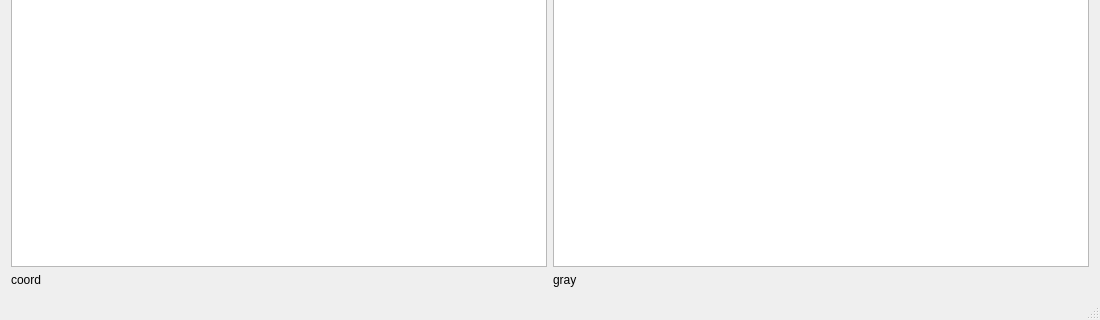
Qt form im.ui (hubutui/ImageProcessingKit) before a commit; both pictures show x 0 to 1100 and y 704 to 1024 of the 1100 by 1024 pixel window.
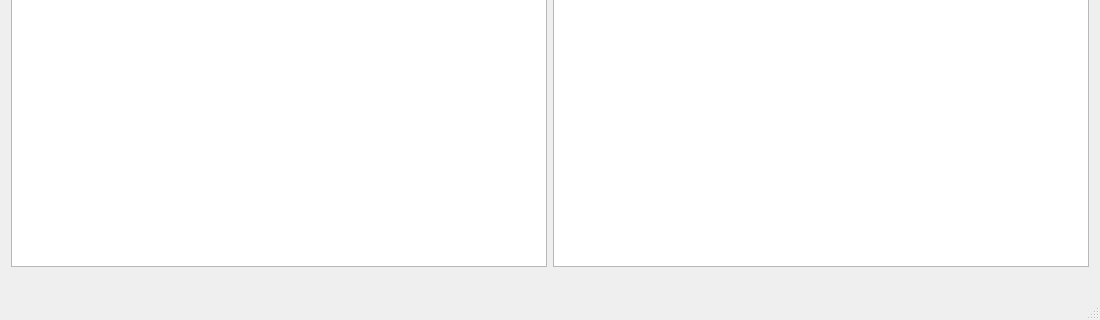
The same form after that commit.

```diff
--- a/im.ui
+++ b/im.ui
@@ -72,14 +72,14 @@
       <item row="2" column="0">
        <widget class="QLabel" name="label">
         <property name="text">
-         <string>coord</string>
+         <string/>
         </property>
        </widget>
       </item>
       <item row="2" column="1">
        <widget class="QLabel" name="label_2">
         <property name="text">
-         <string>gray</string>
+         <string/>
         </property>
        </widget>
       </item>
```
Left out of the diff: 6 changed lines with no effect on the pictures.
